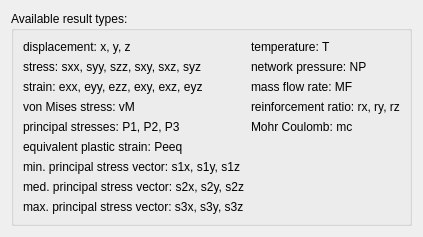
southseact-3d/fcd, file src/Mod/Fem/Gui/Resources/ui/ResultHints.ui: the form before one commit.
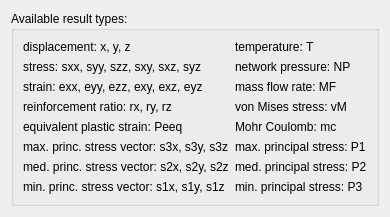
The form after the commit.

Commit message:
[FEM] describe the tress variables
- there was no info what P1, P2 and P3 meant
- also rearrange to consume save horizontal space (was too wide on small screens)

```diff
--- a/src/Mod/Fem/Gui/Resources/ui/ResultHints.ui
+++ b/src/Mod/Fem/Gui/Resources/ui/ResultHints.ui
@@ -6,8 +6,8 @@
    <rect>
     <x>0</x>
     <y>0</y>
-    <width>391</width>
-    <height>218</height>
+    <width>354</width>
+    <height>199</height>
    </rect>
   </property>
   <property name="windowTitle">
@@ -142,36 +142,6 @@
           </property>
          </widget>
         </item>
-        <item row="3" column="0">
-         <widget class="QLabel" name="user_def_head_13">
-          <property name="text">
-           <string>von Mises stress: vM</string>
-          </property>
-          <property name="textInteractionFlags">
-           <set>Qt::TextSelectableByMouse</set>
-          </property>
-         </widget>
-        </item>
-        <item row="3" column="1">
-         <widget class="QLabel" name="user_def_head_5">
-          <property name="text">
-           <string>reinforcement ratio: rx, ry, rz</string>
-          </property>
-          <property name="textInteractionFlags">
-           <set>Qt::TextSelectableByMouse</set>
-          </property>
-         </widget>
-        </item>
-        <item row="4" column="0">
-         <widget class="QLabel" name="user_def_head_6">
-          <property name="text">
-           <string>principal stresses: P1, P2, P3</string>
-          </property>
-          <property name="textInteractionFlags">
-           <set>Qt::TextSelectableByMouse</set>
-          </property>
-         </widget>
-        </item>
         <item row="4" column="1">
          <widget class="QLabel" name="user_def_head_8">
           <property name="text">
@@ -182,10 +152,30 @@
           </property>
          </widget>
         </item>
-        <item row="5" column="0">
-         <widget class="QLabel" name="user_def_head_7">
+        <item row="5" column="1">
+         <widget class="QLabel" name="user_def_head_16">
           <property name="text">
-           <string>equivalent plastic strain: Peeq</string>
+           <string>max. principal stress: P1</string>
+          </property>
+          <property name="textInteractionFlags">
+           <set>Qt::TextSelectableByMouse</set>
+          </property>
+         </widget>
+        </item>
+        <item row="6" column="1">
+         <widget class="QLabel" name="user_def_head_17">
+          <property name="text">
+           <string>med. principal stress: P2</string>
+          </property>
+          <property name="textInteractionFlags">
+           <set>Qt::TextSelectableByMouse</set>
+          </property>
+         </widget>
+        </item>
+        <item row="7" column="1">
+         <widget class="QLabel" name="user_def_head_18">
+          <property name="text">
+           <string>min. principal stress: P3</string>
           </property>
           <property name="textInteractionFlags">
            <set>Qt::TextSelectableByMouse</set>
@@ -193,29 +183,59 @@
          </widget>
         </item>
         <item row="6" column="0">
-         <widget class="QLabel" name="user_def_head_9">
-          <property name="text">
-           <string>min. principal stress vector: s1x, s1y, s1z</string>
-          </property>
-          <property name="textInteractionFlags">
-           <set>Qt::TextSelectableByMouse</set>
-          </property>
-         </widget>
-        </item>
-        <item row="7" column="0">
          <widget class="QLabel" name="user_def_head_10">
           <property name="text">
-           <string>med. principal stress vector: s2x, s2y, s2z</string>
+           <string>med. princ. stress vector: s2x, s2y, s2z</string>
           </property>
           <property name="textInteractionFlags">
            <set>Qt::TextSelectableByMouse</set>
           </property>
          </widget>
         </item>
-        <item row="8" column="0">
+        <item row="5" column="0">
          <widget class="QLabel" name="user_def_head_11">
           <property name="text">
-           <string>max. principal stress vector: s3x, s3y, s3z</string>
+           <string>max. princ. stress vector: s3x, s3y, s3z</string>
+          </property>
+          <property name="textInteractionFlags">
+           <set>Qt::TextSelectableByMouse</set>
+          </property>
+         </widget>
+        </item>
+        <item row="7" column="0">
+         <widget class="QLabel" name="user_def_head_9">
+          <property name="text">
+           <string>min. princ. stress vector: s1x, s1y, s1z</string>
+          </property>
+          <property name="textInteractionFlags">
+           <set>Qt::TextSelectableByMouse</set>
+          </property>
+         </widget>
+        </item>
+        <item row="3" column="0">
+         <widget class="QLabel" name="user_def_head_5">
+          <property name="text">
+           <string>reinforcement ratio: rx, ry, rz</string>
+          </property>
+          <property name="textInteractionFlags">
+           <set>Qt::TextSelectableByMouse</set>
+          </property>
+         </widget>
+        </item>
+        <item row="4" column="0">
+         <widget class="QLabel" name="user_def_head_7">
+          <property name="text">
+           <string>equivalent plastic strain: Peeq</string>
+          </property>
+          <property name="textInteractionFlags">
+           <set>Qt::TextSelectableByMouse</set>
+          </property>
+         </widget>
+        </item>
+        <item row="3" column="1">
+         <widget class="QLabel" name="user_def_head_13">
+          <property name="text">
+           <string>von Mises stress: vM</string>
           </property>
           <property name="textInteractionFlags">
            <set>Qt::TextSelectableByMouse</set>
```
